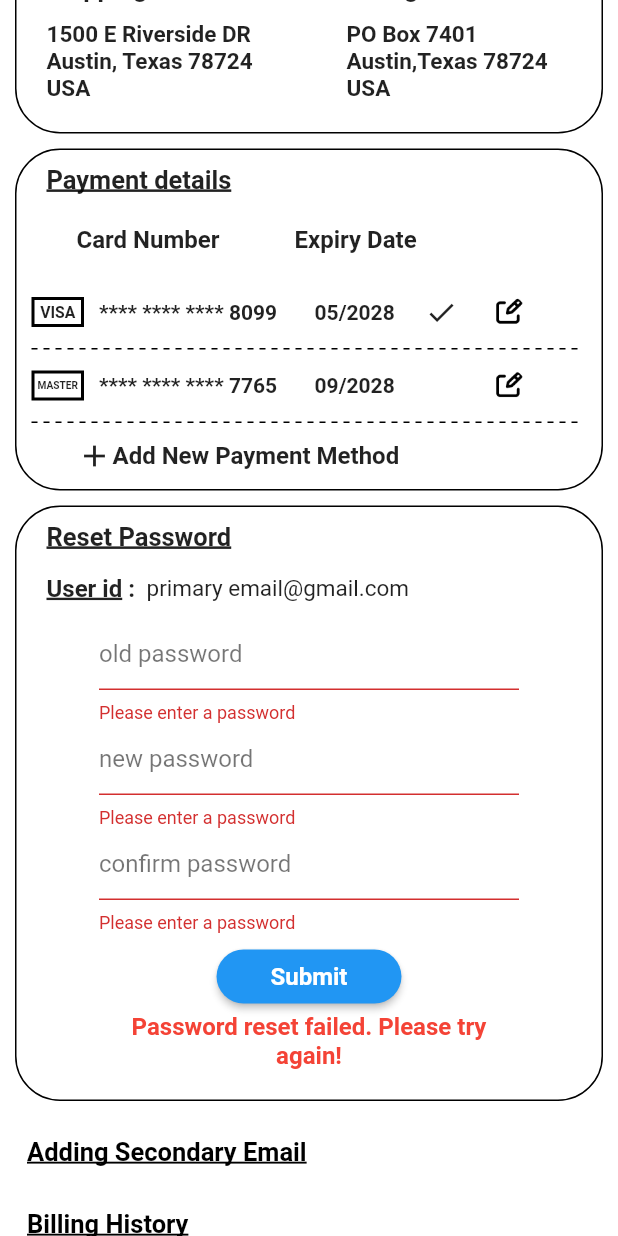
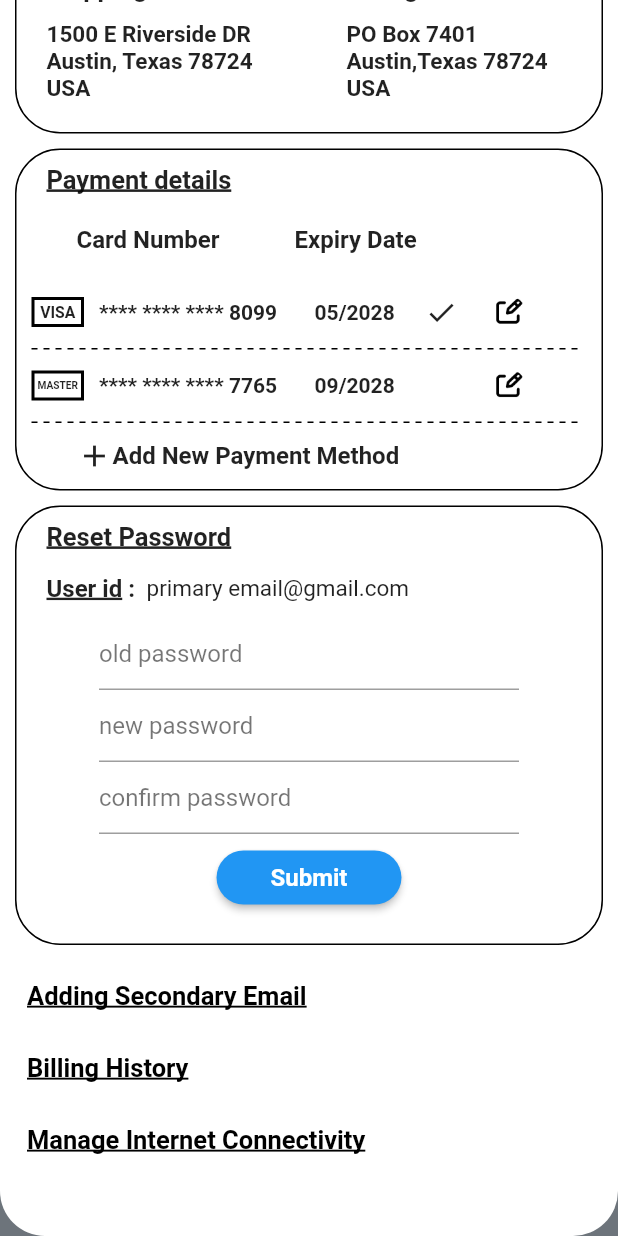
Before and after one commit to anandsivdas/Waltec_ProfileScreen, a Flutter app: the screen it shows after launch, scrolled down 381 dp, after a tap on "Submit", on a phone screen of 412 x 824 dp. Run offline on Flutter 3.47's test engine with Material 2 defaults, Android fonts, the phone set to English and light mode, and no system bars; drawn by our look-alikes of dotted_line.

Commit message:
password reset validations.

```diff
--- a/lib/screens/profile_screen.dart
+++ b/lib/screens/profile_screen.dart
@@ -619,12 +619,14 @@ class _ProfileScreenState extends State<ProfileScreen> {
                       shape: const StadiumBorder(),
                       shadowColor: Colors.black,
                     ),
-                    onPressed: _submitPasswordClicked,
+                    onPressed: (_oldPasswordController.text.isNotEmpty ||
+                        _newPasswordController.text.isNotEmpty ||
+                        _confirmPasswordController.text.isNotEmpty) ? _submitPasswordClicked : (){},
                   ),
                    Visibility(
                     visible: _isSubmitPwdClicked,
                     child: _validPassword ? const Text(
-                      'You password has been reset successfully!',
+                      'Your password has been reset successfully!',
                       textAlign: TextAlign.center,
                       style: TextStyle(
                           fontWeight: FontWeight.bold,
```
